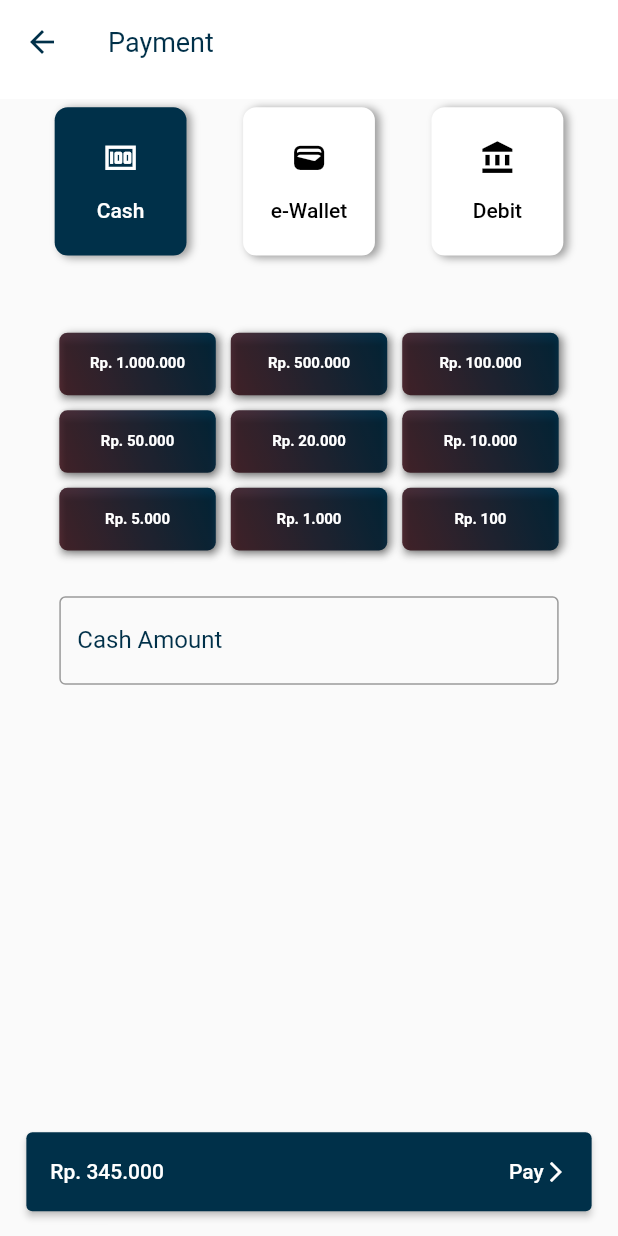
After one commit to PranaTobing/inpos, a Flutter app: the CheckoutScreen screen opened by its route, after a tap on an icon or button, on a phone screen of 412 x 824 dp. The commit adds this screen. Run offline on Flutter 3.47's test engine with Material 2 defaults, Android fonts, the phone set to English and light mode, and no system bars; our stand-ins replace flutter_svg.

Commit message:
cash payment instan and textfield

```diff
--- /dev/null
+++ b/lib/components/appbar_with_noactions.dart
@@ -0,0 +1,23 @@
+import 'package:flutter/material.dart';
+
+import '../settings/constants.dart';
+import '../settings/size_config.dart';
+
+class AppBarWithNoActions extends StatelessWidget with PreferredSizeWidget {
+  const AppBarWithNoActions({
+    Key? key,
+    required this.titlePage,
+  }) : super(key: key);
+
+  final String titlePage;
+
+  @override
+  Size get preferredSize => Size.fromHeight(getProportionateScreenHeight(65));
+
+  @override
+  Widget build(BuildContext context) {
+    return AppBar(
+      title: Text(titlePage),
+    );
+  }
+}
--- /dev/null
+++ b/lib/components/coming_soon_widget.dart
@@ -0,0 +1,18 @@
+import 'package:flutter/material.dart';
+import 'package:flutter/src/foundation/key.dart';
+import 'package:flutter/src/widgets/framework.dart';
+
+class ComingSoon extends StatelessWidget {
+  const ComingSoon({Key? key, required this.text}) : super(key: key);
+  final String text;
+
+  @override
+  Widget build(BuildContext context) {
+    return Center(
+      child: Text(
+        text,
+        style: const TextStyle(fontSize: 20),
+      ),
+    );
+  }
+}
--- a/lib/screens/checkout/text_button_payment.dart
+++ b/lib/components/text_button_payment.dart
@@ -1,14 +1,16 @@
 import 'package:flutter/material.dart';
 
-import '../../settings/currency_format.dart';
+import '../settings/currency_format.dart';
 
 class TextPaymentButton extends StatelessWidget {
   const TextPaymentButton({
     Key? key,
     required this.total,
+    required this.text,
   }) : super(key: key);
 
   final int total;
+  final String text;
 
   @override
   Widget build(BuildContext context) {
@@ -19,9 +21,9 @@ class TextPaymentButton extends StatelessWidget {
           CurrencyFormat.convertToIdr(total, 0),
         ),
         Row(
-          children: const [
-            Text('Continue to Payment'),
-            Icon(
+          children: [
+            Text(text),
+            const Icon(
               Icons.arrow_forward_ios,
               size: 16,
             )
--- a/lib/main.dart
+++ b/lib/main.dart
@@ -12,7 +12,9 @@ class MyApp extends StatelessWidget {
 
   @override
   Widget build(BuildContext context) {
-    return MaterialApp(
+    return GestureDetector(
+      onTap: () => FocusManager.instance.primaryFocus?.unfocus(),
+      child: MaterialApp(
         title: 'Inpos Application Demo',
         theme: ThemeData(
           primaryColor: primaryColor,
@@ -24,6 +26,7 @@ class MyApp extends StatelessWidget {
         ),
         initialRoute: MainScreen.routeName,
         routes: routes,
+      ),
     );
   }
 }
--- a/lib/screens/checkout/checkout_screen.dart
+++ b/lib/screens/checkout/checkout_screen.dart
@@ -1,4 +1,5 @@
 import 'package:flutter/material.dart';
+import 'package:inpos/screens/payment/payment_arguments.dart';
 import 'package:inpos/screens/payment/payment_screen.dart';
 
 import '../../components/appbar_with_actions.dart';
@@ -6,7 +7,7 @@ import '../../components/bottom_widget.dart';
 import '../../settings/size_config.dart';
 import 'body_checkout.dart';
 import 'data_checkout.dart';
-import 'text_button_payment.dart';
+import '../../components/text_button_payment.dart';
 
 class CheckoutScreen extends StatefulWidget {
   const CheckoutScreen({Key? key}) : super(key: key);
@@ -46,9 +47,13 @@ class _CheckoutScreenState extends State<CheckoutScreen> {
       ),
       bottomSheet: BottomWidget(
         onPressed: () {
-          Navigator.pushNamed(context, PaymentScreen.routeName);
+          Navigator.pushNamed(context, PaymentScreen.routeName,
+              arguments: PaymentArguments(totalSum.toInt(), listCheckout));
         },
-        child: TextPaymentButton(total: totalSum.toInt()),
+        child: TextPaymentButton(
+          total: totalSum.toInt(),
+          text: 'Continue to Payment',
+        ),
       ),
     );
   }
--- a/lib/screens/checkout/data_checkout.dart
+++ b/lib/screens/checkout/data_checkout.dart
@@ -1,4 +1,4 @@
-final List<Map> listCheckout = [
+final List<Map<String, dynamic>> listCheckout = [
   {
     'id': 2,
     'title': 'Nasi 1 porsi',
--- /dev/null
+++ b/lib/screens/payment/payment_arguments.dart
@@ -0,0 +1,6 @@
+class PaymentArguments {
+  final int totalHarga;
+  final List<Map<String, dynamic>> listData;
+
+  PaymentArguments(this.totalHarga, this.listData);
+}
--- /dev/null
+++ b/lib/screens/payment/payment_cash_body.dart
@@ -0,0 +1,91 @@
+import 'package:flutter/material.dart';
+
+import '../../settings/constants.dart';
+import '../../settings/size_config.dart';
+import 'payment_constants.dart';
+import 'payment_instan_grid.dart';
+
+class PaymentCashBody extends StatefulWidget {
+  const PaymentCashBody({Key? key}) : super(key: key);
+
+  @override
+  State<PaymentCashBody> createState() => _PaymentCashBodyState();
+}
+
+class _PaymentCashBodyState extends State<PaymentCashBody> {
+  late TextEditingController _cashAmountController;
+  late String cashAmount;
+
+  @override
+  void initState() {
+    super.initState();
+    _cashAmountController = TextEditingController();
+  }
+
+  @override
+  void dispose() {
+    _cashAmountController.dispose();
+    super.dispose();
+  }
+
+  @override
+  Widget build(BuildContext context) {
+    return Padding(
+      padding:
+          EdgeInsets.symmetric(horizontal: getProportionateScreenWidth(20)),
+      child: Column(
+        children: [
+          Container(
+            height: getProportionateScreenWidth(180),
+            padding: EdgeInsets.symmetric(
+              vertical: getProportionateScreenWidth(20),
+            ),
+            child: GridView.builder(
+              gridDelegate: const SliverGridDelegateWithFixedCrossAxisCount(
+                  crossAxisCount: 3,
+                  crossAxisSpacing: 10,
+                  mainAxisSpacing: 10,
+                  childAspectRatio: (1 / .4)),
+              itemCount: listCashInstan.length,
+              itemBuilder: (BuildContext ctx, index) {
+                return PaymentInstan(
+                  amount: listCashInstan[index],
+                  onClick: () {
+                    _cashAmountController.text =
+                        _cashAmountController.text.isEmpty
+                            ? (0 + listCashInstan[index]).toString()
+                            : (int.parse(_cashAmountController.text) +
+                                    listCashInstan[index])
+                                .toString();
+                    setState(() {
+                      cashAmount = _cashAmountController.text;
+                    });
+                  },
+                );
+              },
+            ),
+          ),
+          TextField(
+            controller: _cashAmountController,
+            decoration: const InputDecoration(
+              border: OutlineInputBorder(
+                borderSide: BorderSide(color: primaryColor, width: 2.0),
+              ),
+              labelText: 'Cash Amount',
+              labelStyle: TextStyle(color: primaryColor),
+              focusedBorder: OutlineInputBorder(
+                borderSide: BorderSide(color: primaryColor, width: 2.0),
+              ),
+            ),
+            keyboardType: TextInputType.number,
+            onChanged: (textInput) {
+              setState(() {
+                cashAmount = textInput;
+              });
+            },
+          ),
+        ],
+      ),
+    );
+  }
+}
--- /dev/null
+++ b/lib/screens/payment/payment_constants.dart
@@ -0,0 +1,19 @@
+import 'package:flutter/material.dart';
+
+final List<Map<String, dynamic>> tabPayments = [
+  {'id': 0, 'title': 'Cash', 'icon': Icons.money},
+  {'id': 1, 'title': 'e-Wallet', 'icon': Icons.wallet},
+  {'id': 2, 'title': 'Debit', 'icon': Icons.account_balance},
+];
+
+final List<int> listCashInstan = [
+  1000000,
+  500000,
+  100000,
+  50000,
+  20000,
+  10000,
+  5000,
+  1000,
+  100,
+];
--- /dev/null
+++ b/lib/screens/payment/payment_instan_grid.dart
@@ -0,0 +1,56 @@
+import 'package:flutter/material.dart';
+
+import '../../settings/constants.dart';
+import '../../settings/currency_format.dart';
+import '../../settings/size_config.dart';
+
+class PaymentInstan extends StatelessWidget {
+  const PaymentInstan({
+    Key? key,
+    required this.amount,
+    required this.onClick,
+  }) : super(key: key);
+  final int amount;
+  final VoidCallback onClick;
+
+  @override
+  Widget build(BuildContext context) {
+    return Container(
+      height: getProportionateScreenWidth(50),
+      width: getProportionateScreenWidth(125),
+      decoration: BoxDecoration(
+        borderRadius: BorderRadius.all(
+          Radius.circular(
+            getProportionateScreenWidth(5),
+          ),
+        ),
+        boxShadow: const [
+          BoxShadow(
+            color: Colors.grey,
+            blurRadius: 4,
+            offset: Offset(3, 1),
+          )
+        ],
+        gradient: const LinearGradient(
+          begin: Alignment.topRight,
+          end: Alignment.bottomLeft,
+          colors: [primaryColor, Color.fromARGB(255, 89, 46, 54)],
+        ),
+      ),
+      child: ElevatedButton(
+        style: ButtonStyle(
+          backgroundColor: MaterialStateProperty.all(Colors.transparent),
+        ),
+        onPressed: onClick,
+        child: Text(
+          CurrencyFormat.convertToIdr(amount, 0),
+          style: const TextStyle(
+            color: Colors.white,
+            fontWeight: FontWeight.bold,
+            fontSize: 10,
+          ),
+        ),
+      ),
+    );
+  }
+}
--- a/lib/screens/payment/payment_screen.dart
+++ b/lib/screens/payment/payment_screen.dart
@@ -1,11 +1,124 @@
 import 'package:flutter/material.dart';
 
-class PaymentScreen extends StatelessWidget {
+import '../../components/appbar_with_noactions.dart';
+import '../../components/bottom_widget.dart';
+import '../../components/coming_soon_widget.dart';
+import '../../components/text_button_payment.dart';
+import '../../settings/size_config.dart';
+import 'payment_arguments.dart';
+import 'payment_cash_body.dart';
+import 'payment_constants.dart';
+import 'tab_payment_widget.dart';
+
+class PaymentScreen extends StatefulWidget {
   const PaymentScreen({Key? key}) : super(key: key);
 
   static String routeName = '/payment';
+
+  @override
+  State<PaymentScreen> createState() => _PaymentScreenState();
+}
+
+class _PaymentScreenState extends State<PaymentScreen>
+    with SingleTickerProviderStateMixin {
+  late TabController tabController;
+  late int _activeTab = 0;
+
+  @override
+  void initState() {
+    tabController = TabController(length: 3, vsync: this);
+
+    super.initState();
+  }
+
+  @override
+  void dispose() {
+    tabController.dispose();
+    super.dispose();
+  }
+
   @override
   Widget build(BuildContext context) {
-    return Container();
+    final args = ModalRoute.of(context)!.settings.arguments as PaymentArguments;
+
+    return Scaffold(
+      appBar: const AppBarWithNoActions(titlePage: 'Payment'),
+      body: SingleChildScrollView(
+        child: Padding(
+          padding: EdgeInsets.symmetric(
+            horizontal: getProportionateScreenWidth(16),
+          ),
+          child: Container(
+            height: SizeConfig.screenHeight * 0.8,
+            decoration: BoxDecoration(
+              borderRadius: BorderRadius.circular(5),
+            ),
+            child: Column(
+              children: [
+                tabBarMethod(),
+                SizedBox(
+                  height: getProportionateScreenWidth(20),
+                ),
+                Expanded(
+                  child: TabBarView(
+                    physics: const NeverScrollableScrollPhysics(),
+                    controller: tabController,
+                    children: const [
+                      PaymentCashBody(),
+                      ComingSoon(
+                        text: 'e-Wallet Coming Soon',
+                      ),
+                      ComingSoon(
+                        text: 'debit Coming Soon',
+                      ),
+                    ],
+                  ),
+                ),
+              ],
+            ),
+          ),
+        ),
+      ),
+      bottomSheet: BottomWidget(
+        onPressed: () {
+          // Navigator.pushNamed(context, CheckoutScreen.routeName);
+        },
+        child: TextPaymentButton(
+          total: args.totalHarga,
+          text: 'Pay',
+        ),
+      ),
+    );
+  }
+
+  Padding tabBarMethod() {
+    return Padding(
+      padding: EdgeInsets.symmetric(
+        vertical: getProportionateScreenWidth(5),
+      ),
+      child: TabBar(
+        onTap: (index) {
+          setState(() {
+            _activeTab = tabController.index;
+          });
+        },
+        indicatorColor: Colors.transparent,
+        controller: tabController,
+        padding: EdgeInsets.zero,
+        indicatorPadding: EdgeInsets.zero,
+        labelPadding: EdgeInsets.symmetric(
+          horizontal: getProportionateScreenWidth(8),
+        ),
+        tabs: tabPayments
+            .map(
+              (payment) => TabPaymentWidget(
+                icon: payment['icon'],
+                text: payment['title'],
+                isActive: _activeTab == payment['id'],
+              ),
+            )
+            .toList(),
+      ),
+    );
   }
 }
--- /dev/null
+++ b/lib/screens/payment/tab_payment_widget.dart
@@ -0,0 +1,55 @@
+import 'package:flutter/material.dart';
+
+import '../../settings/constants.dart';
+import '../../settings/size_config.dart';
+
+class TabPaymentWidget extends StatelessWidget {
+  const TabPaymentWidget({
+    Key? key,
+    required this.icon,
+    required this.text,
+    required this.isActive,
+  }) : super(key: key);
+
+  final IconData icon;
+  final String text;
+  final bool isActive;
+
+  @override
+  Widget build(BuildContext context) {
+    return Container(
+      padding: EdgeInsets.symmetric(vertical: getProportionateScreenWidth(20)),
+      height: getProportionateScreenWidth(90),
+      width: getProportionateScreenWidth(80),
+      decoration: BoxDecoration(
+        borderRadius: BorderRadius.all(
+          Radius.circular(
+            getProportionateScreenWidth(8),
+          ),
+        ),
+        boxShadow: const [
+          BoxShadow(
+            color: Colors.grey,
+            blurRadius: 4,
+            offset: Offset(3, 1),
+          )
+        ],
+        color: isActive ? primaryColor : fgColor,
+      ),
+      child: Column(
+        mainAxisAlignment: MainAxisAlignment.spaceBetween,
+        children: [
+          Icon(
+            icon,
+            size: getProportionateScreenWidth(22),
+            color: isActive ? fgColor : colorBlack,
+          ),
+          Text(
+            text,
+            style: TextStyle(color: isActive ? fgColor : colorBlack),
+          ),
+        ],
+      ),
+    );
+  }
+}
--- a/lib/settings/currency_format.dart
+++ b/lib/settings/currency_format.dart
@@ -4,7 +4,7 @@ class CurrencyFormat {
   static String convertToIdr(dynamic number, int decimalDigit) {
     NumberFormat currencyFormatter = NumberFormat.currency(
       locale: 'id',
-      symbol: 'Rp ',
+      symbol: 'Rp. ',
       decimalDigits: decimalDigit,
     );
     return currencyFormatter.format(number);
```
Lines whose indentation alone changed are shown as unchanged.
